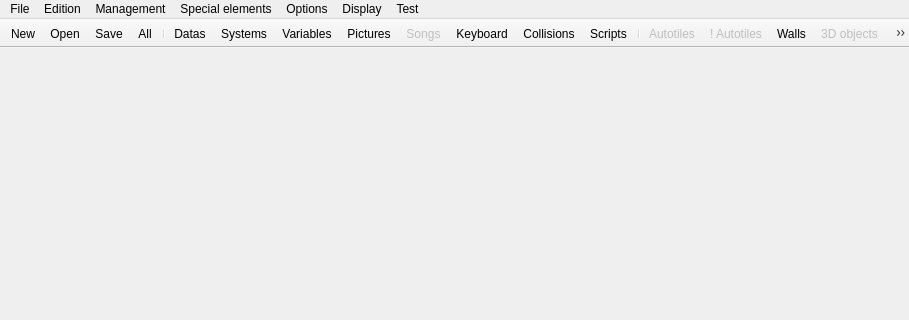
RPG-Paper-Maker/RPG-Paper-Maker, file Dialogs/mainwindow.ui: the form before one commit; both pictures show x 0 to 909 and y 0 to 320 of the 909 by 502 pixel window.
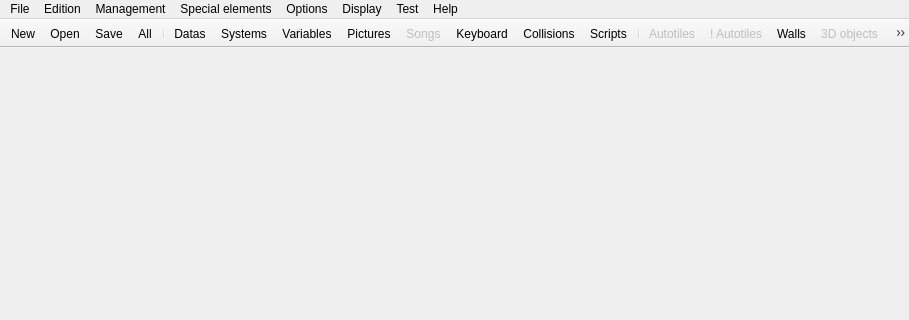
The form after the commit. Icons and pictures are not drawn.

Commit message: Add help section for about

Patch:
```diff
--- a/Dialogs/mainwindow.ui
+++ b/Dialogs/mainwindow.ui
@@ -118,6 +118,12 @@
     <addaction name="actionUndo"/>
     <addaction name="actionRedo"/>
    </widget>
+   <widget class="QMenu" name="menuHelp">
+    <property name="title">
+     <string>Help</string>
+    </property>
+    <addaction name="actionAbout"/>
+   </widget>
    <addaction name="menuFile"/>
    <addaction name="menuEdition"/>
    <addaction name="menuManagement"/>
@@ -125,6 +131,7 @@
    <addaction name="menuOptions"/>
    <addaction name="menuDisplay"/>
    <addaction name="menuTest"/>
+   <addaction name="menuHelp"/>
   </widget>
   <widget class="QToolBar" name="mainToolBar">
    <property name="enabled">
```
Left out of the diff: 5 changed lines with no effect on the pictures. The commit also changes 4 other files.
